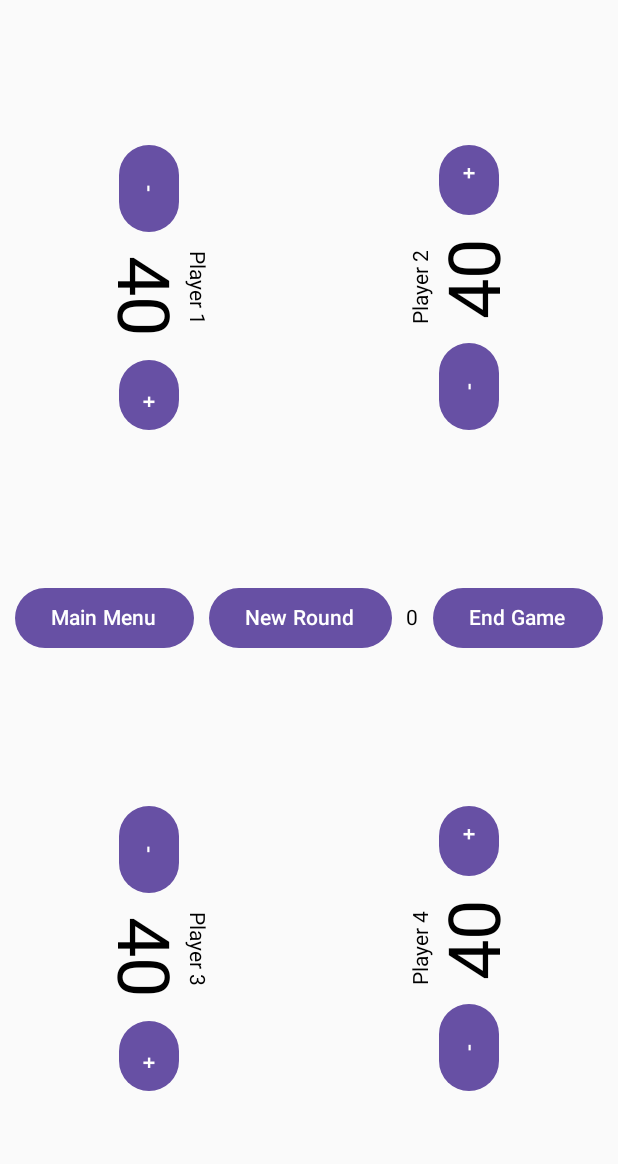
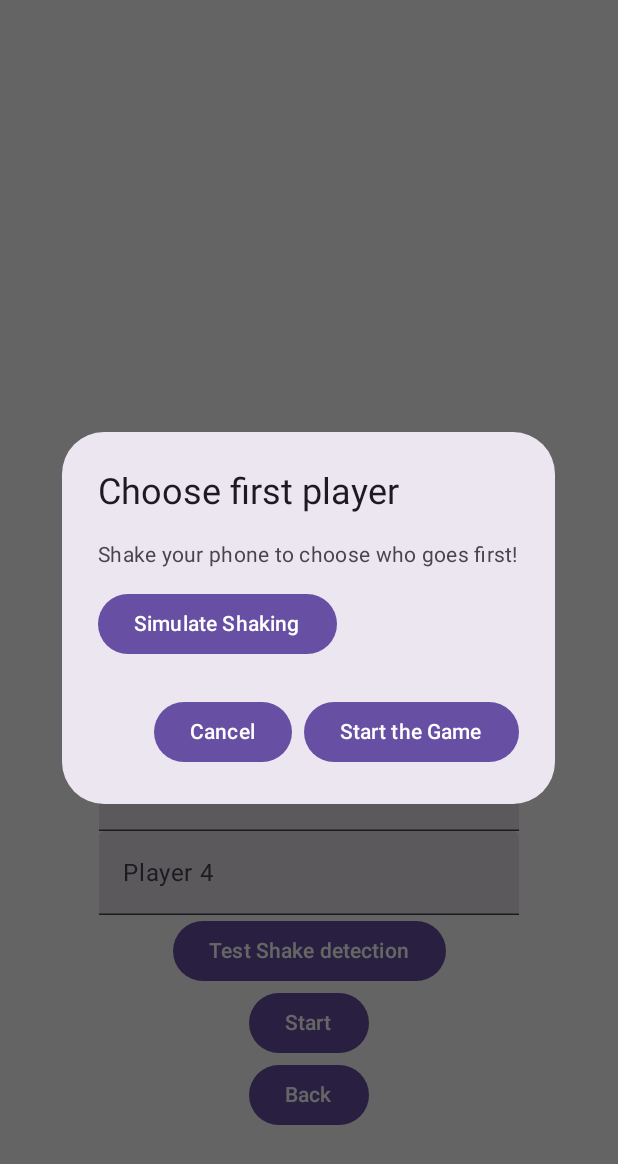
Before and after one commit to Eros-Coelho/LifeTracker-Statistics-EDH, an Android app built with Jetpack Compose: the GameSetUp screen opened directly, with no data from a screen before it, after a tap on "Start", on a phone screen of 412 x 824 dp. Shown: the top 1164 px of the screen. Run offline under Robolectric (Android 15) with nearby library versions, the phone set to English and light mode, and no system bars; 1 other tap on this screen came first.

Commit message:
added a first player selection dialog with shake detection and a button to simulate shaking

```diff
--- a/app/src/main/java/com/md/assignment/GameSetUp.kt
+++ b/app/src/main/java/com/md/assignment/GameSetUp.kt
@@ -32,12 +32,15 @@ import android.hardware.SensorManager
 import android.hardware.SensorEvent
 import android.hardware.SensorEventListener
 import kotlin.math.sqrt
+import androidx.compose.material3.AlertDialog
+import androidx.compose.foundation.layout.Arrangement
 
 class GameSetUp : ComponentActivity(), SensorEventListener {
 
     private val threshold = 15f //threshold to detect a substantial shake
     private var lastTimeShook = 0L //keeps last time the device was shaken
-    private val cooldown = 2000L // 2 seconds cooldown to prevent shaking being detected over and over again
+    private val cooldown =
+        2000L // 2 seconds cooldown to prevent shaking being detected over and over again
     private var shakeDetected by mutableStateOf(false) //keep track if a shake has been already detected or not
     private var firstPlayer by mutableStateOf("") //storing player to go first
 
@@ -63,15 +66,16 @@ class GameSetUp : ComponentActivity(), SensorEventListener {
 
 //            after detecting a shake, it will ignore other shake detections for 2 seconds
             if (acceleration > threshold && currentTime - lastTimeShook > cooldown && !shakeDetected) {
-                lastTimeShook = currentTime //updates last time shook to current time whenever a shake is detected
+                lastTimeShook =
+                    currentTime //updates last time shook to current time whenever a shake is detected
                 shakeDetected = true //changes to shake detected if a shake is detected
 
-                val players = listOf ( //creating a list of input players
+                val players = listOf( //creating a list of input players
                     player1Name,
                     player2Name,
                     player3Name,
                     player4Name
-                ).filter {it.isNotBlank()} //filtering it to avoid blank names
+                ).filter { it.isNotBlank() } //filtering it to avoid blank names
 
                 if (players.isNotEmpty()) { //if none of the players are empty spaces, selects a random player to go first
                     firstPlayer = players.random()
@@ -83,7 +87,7 @@ class GameSetUp : ComponentActivity(), SensorEventListener {
         }
     }
 
-//    no need for accuracy, so this will stay empty
+    //    no need for accuracy, so this will stay empty
     override fun onAccuracyChanged(sensor: Sensor?, accuracy: Int) {}
 
     override fun onCreate(savedInstanceState: Bundle?) {
@@ -110,9 +114,12 @@ class GameSetUp : ComponentActivity(), SensorEventListener {
         }
 
         setContent {
+
+            var showShakeDialog by remember { mutableStateOf(false) } //variable to show pop up notification when needed
+
 //            box to keep everything in the centre
-            Box (modifier = Modifier.fillMaxSize()) {
-                Column (
+            Box(modifier = Modifier.fillMaxSize()) {
+                Column(
                     modifier = Modifier
                         .align(Alignment.Center)
                         .offset(y = 150.dp),
@@ -122,27 +129,27 @@ class GameSetUp : ComponentActivity(), SensorEventListener {
                     Text("Game Set Up")
                     TextField(
                         value = player1Name,
-                        onValueChange = {player1Name = it},
-                        label = {Text("Player 1")}
+                        onValueChange = { player1Name = it },
+                        label = { Text("Player 1") }
                     )
                     TextField(
                         value = player2Name,
-                        onValueChange = {player2Name = it},
-                        label = {Text("Player 2")}
+                        onValueChange = { player2Name = it },
+                        label = { Text("Player 2") }
                     )
                     TextField(
                         value = player3Name,
-                        onValueChange = {player3Name = it},
-                        label = {Text("Player 3")}
+                        onValueChange = { player3Name = it },
+                        label = { Text("Player 3") }
                     )
                     TextField(
                         value = player4Name,
-                        onValueChange = {player4Name = it},
-                        label = {Text("Player 4")}
+                        onValueChange = { player4Name = it },
+                        label = { Text("Player 4") }
                     )
 
                     if (shakeDetected) { //if shake is detected and there's already a firstPlayer, show the name on screen
-                        if (firstPlayer.isNotBlank()){
+                        if (firstPlayer.isNotBlank()) {
                             Text("$firstPlayer goes first!")
                         } else { //error message saying no player names were entered before shaking
                             Text("No player names entered!")
@@ -150,14 +157,14 @@ class GameSetUp : ComponentActivity(), SensorEventListener {
                     }
 
                     Button(onClick = {
-                        val players = listOf (
+                        val players = listOf(
                             player1Name,
                             player2Name,
                             player3Name,
                             player4Name
-                        ).filter {it.isNotBlank()}
+                        ).filter { it.isNotBlank() }
 
-                        if (players.isNotEmpty()){
+                        if (players.isNotEmpty()) {
                             firstPlayer = players.random()
                         }
                         shakeDetected = true
@@ -165,19 +172,14 @@ class GameSetUp : ComponentActivity(), SensorEventListener {
                         Text("Test Shake detection")
                     }
 
-//                    button to start game takes user to life tracker and uses intent to pass on the names the user entered
                     Button(onClick = {
-                        val intent = Intent(this@GameSetUp, LifeTracker::class.java)
-
-                        intent.putExtra("PLAYER_1", player1Name)
-                        intent.putExtra("PLAYER_2", player2Name)
-                        intent.putExtra("PLAYER_3", player3Name)
-                        intent.putExtra("PLAYER_4", player4Name)
-
-                        startActivity(intent)
+                        shakeDetected = false
+                        showShakeDialog = true
+                        firstPlayer = ""
                     }) {
                         Text("Start")
                     }
+
                     Button(onClick = {
                         val intent = Intent(this@GameSetUp, MainActivity::class.java)
                         startActivity(intent)
@@ -186,6 +188,73 @@ class GameSetUp : ComponentActivity(), SensorEventListener {
                     }
                 }
             }
+            if (showShakeDialog) { //showing pop up window
+                AlertDialog(
+                    onDismissRequest = { //dismissing request
+                        showShakeDialog = false
+                        shakeDetected = false
+                        firstPlayer = ""
+                    },
+                    title = {
+                        Text("Choose first player")
+                    },
+                    text = {
+                        Column(
+                            verticalArrangement = Arrangement.spacedBy(12.dp)
+                        ) {
+                            if (shakeDetected) { //if shaken and no player has been selected to go first, select a player to go first
+                                if (firstPlayer.isNotBlank()) {
+                                    Text("$firstPlayer goes first!")
+                                } else {
+                                    Text("No player names entered!") //otherwise tell the user no player names have been entered
+                                }
+                            } else { //shake not detected yet
+                                Text("Shake your phone to choose who goes first!")
+                            }
+
+                            Button(onClick = {
+                                val players = listOf(
+                                    player1Name,
+                                    player2Name,
+                                    player3Name,
+                                    player4Name
+                                ).filter { it.isNotBlank() }
+
+                                if (players.isNotEmpty()) {
+                                    firstPlayer = players.random()
+                                    shakeDetected = true
+                                }
+                            }) {
+                                Text("Simulate Shaking")
+                            }
+                        }
+                    },
+                    //                    button to start the game after players names were entered and first player was chosen
+                    confirmButton = {
+                        Button(onClick = {
+                            val intent = Intent(this@GameSetUp, LifeTracker::class.java)
+
+                            intent.putExtra("PLAYER_1", player1Name)
+                            intent.putExtra("PLAYER_2", player2Name)
+                            intent.putExtra("PLAYER_3", player3Name)
+                            intent.putExtra("PLAYER_4", player4Name)
+
+                            startActivity(intent)
+                        }) {
+                            Text("Start the Game")
+                        }
+                    },
+                    dismissButton = { //dismiss button, resets the
+                        Button(onClick = {
+                            showShakeDialog = false
+                            shakeDetected = false
+                            firstPlayer = ""
+                        }) {
+                            Text("Cancel")
+                        }
+                    }
+                )
+            }
         }
     }
 }
--- a/app/src/main/java/com/md/assignment/MainActivity.kt
+++ b/app/src/main/java/com/md/assignment/MainActivity.kt
@@ -31,7 +31,7 @@ class MainActivity : ComponentActivity() {
         setContent {
 //            box to make it so the buttons are shown in the centre of the screen for now
 //            will probably change the centering when I do these pages on future milestones
-            Box (modifier = Modifier.fillMaxSize()) {
+            Box(modifier = Modifier.fillMaxSize()) {
                 Column( //columns with buttons linking the different activities, but only relevant ones
                     modifier = Modifier
                         .align(Alignment.Center)
@@ -58,7 +58,7 @@ class MainActivity : ComponentActivity() {
                             Uri.parse("https://edhrec.com/commanders")
                         )
                         startActivity(intent)
-                    }){
+                    }) {
                         Text("Check Out the Most Popular Commanders!")
                     }
 //                    some banter specific to players of the game
```
